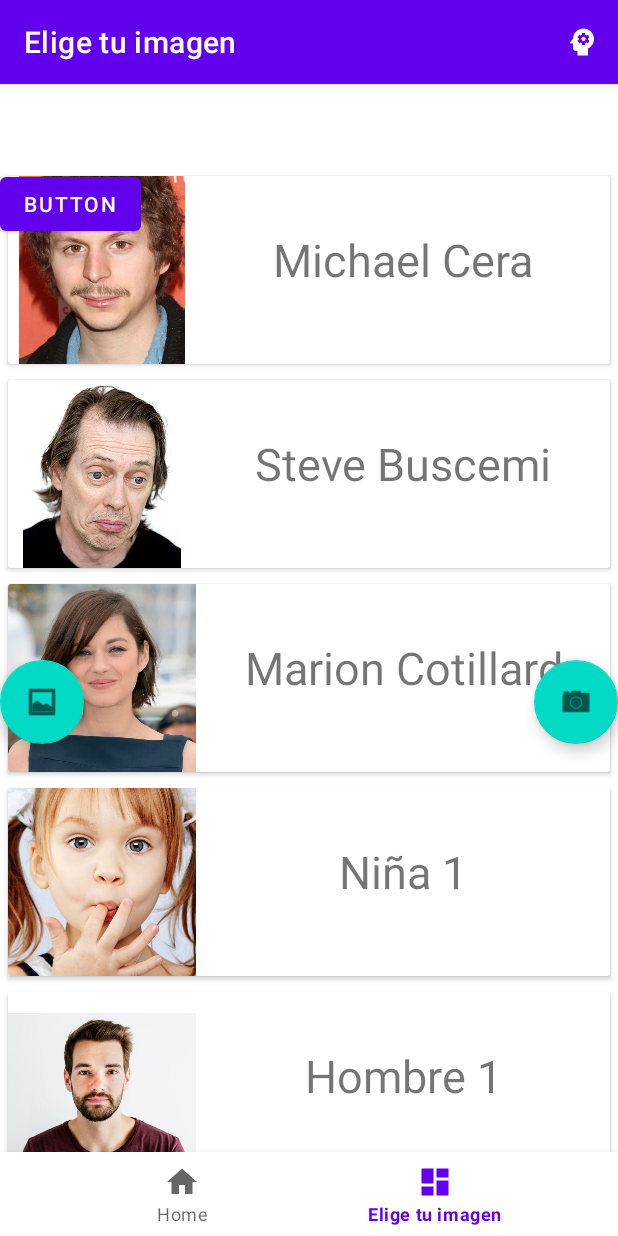
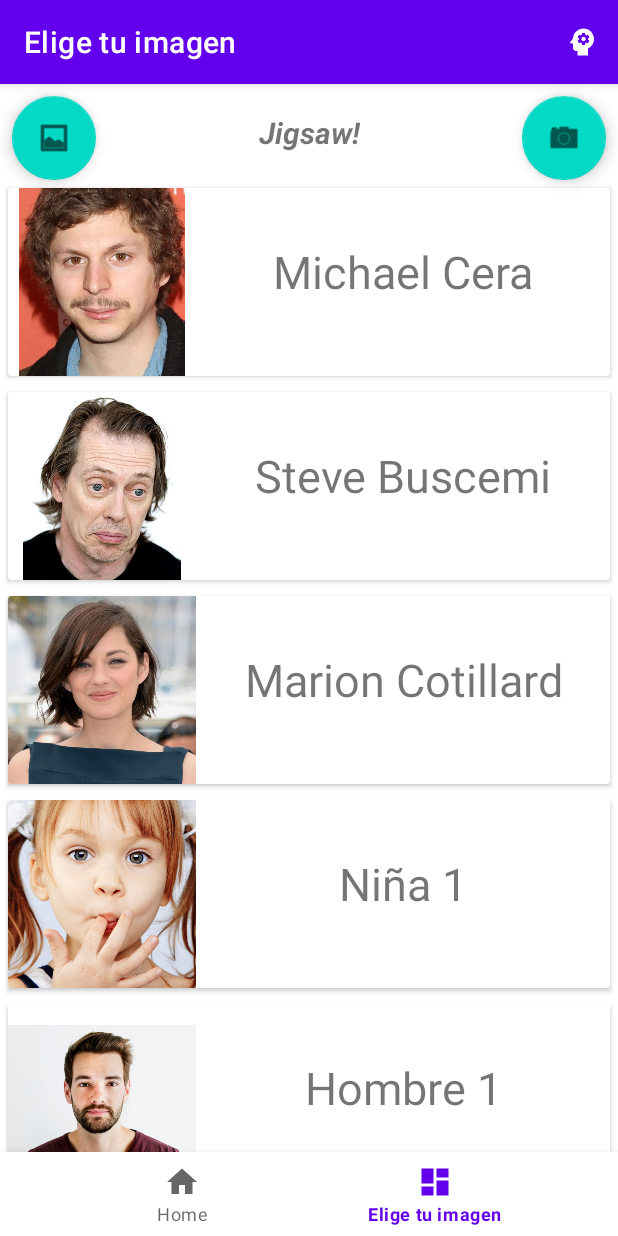
Before and after one commit to combluotion/JigsawV2, an Android app: the DashboardFragment screen opened through its navigation route, on a phone screen of 412 x 824 dp. Run offline under Robolectric (Android 15) with nearby library versions, the phone set to English and light mode, and no system bars; our stand-ins replace navigation-ui; libraries missing offline, so code that uses them is left out: com.afollestad.materialdialogs.

Commit message:
Fix overall design details of ConstraintLayout

```diff
--- a/app/src/main/java/com/uocp8/jigsawv2/ui/dashboard/DashboardFragment.java
+++ b/app/src/main/java/com/uocp8/jigsawv2/ui/dashboard/DashboardFragment.java
@@ -76,13 +76,13 @@ public class DashboardFragment extends Fragment {
         binding = FragmentDashboardBinding.inflate(inflater, container, false);
         View root = binding.getRoot();
 
-        final TextView textView = binding.textDashboard;
+        /*final TextView textView = binding.textDashboard;
         dashboardViewModel.getText().observe(getViewLifecycleOwner(), new Observer<String>() {
             @Override
             public void onChanged(@Nullable String s) {
                 textView.setText(s);
             }
-        });
+        });*/
 
         return root;
     }
--- a/app/src/main/res/layout/activity_main.xml
+++ b/app/src/main/res/layout/activity_main.xml
@@ -4,21 +4,20 @@
     xmlns:tools="http://schemas.android.com/tools"
     android:id="@+id/container"
     android:layout_width="match_parent"
-    android:layout_height="match_parent"
-    android:paddingTop="?attr/actionBarSize">
+    android:layout_height="match_parent">
+    <!--android:paddingTop="?attr/actionBarSize"-->
 
     <fragment
         android:id="@+id/nav_host_fragment_activity_main"
         android:name="androidx.navigation.fragment.NavHostFragment"
-        android:layout_width="match_parent"
-        android:layout_height="match_parent"
+        android:layout_width="0dp"
+        android:layout_height="0dp"
         app:defaultNavHost="true"
         app:layout_constraintBottom_toTopOf="@+id/nav_view"
-        app:layout_constraintHorizontal_bias="0.0"
+        app:layout_constraintHorizontal_bias="1.0"
         app:layout_constraintLeft_toLeftOf="parent"
         app:layout_constraintRight_toRightOf="parent"
         app:layout_constraintTop_toTopOf="parent"
-        app:layout_constraintVertical_bias="0.0"
         app:navGraph="@navigation/mobile_navigation" />
 
     <com.google.android.material.bottomnavigation.BottomNavigationView
@@ -33,13 +32,7 @@
         app:layout_constraintRight_toRightOf="parent"
         app:menu="@menu/bottom_nav_menu" />
 
-    <Button
-        android:id="@+id/button"
-        android:layout_width="wrap_content"
-        android:layout_height="wrap_content"
-        android:text="Button"
-        tools:layout_editor_absoluteX="284dp"
-        tools:layout_editor_absoluteY="549dp" />
+
 
 
 </androidx.constraintlayout.widget.ConstraintLayout>
--- a/app/src/main/res/layout/fragment_dashboard.xml
+++ b/app/src/main/res/layout/fragment_dashboard.xml
@@ -11,11 +11,12 @@
         android:id="@+id/openCamera"
         android:layout_width="wrap_content"
         android:layout_height="wrap_content"
+        android:layout_marginTop="8dp"
+        android:layout_marginEnd="8dp"
         android:clickable="true"
         android:contentDescription="Botón para abrir la cámara"
         android:focusable="true"
         android:src="@android:drawable/ic_menu_camera"
-        app:layout_constraintBottom_toBottomOf="parent"
         app:layout_constraintEnd_toEndOf="parent"
         app:layout_constraintTop_toTopOf="parent" />
 
@@ -23,38 +24,38 @@
         android:id="@+id/galleryRun"
         android:layout_width="wrap_content"
         android:layout_height="wrap_content"
+        android:layout_marginStart="8dp"
+        android:layout_marginTop="8dp"
         android:clickable="true"
         android:contentDescription="Botón para gallery run"
         android:focusable="true"
         android:src="@android:drawable/ic_menu_gallery"
-        app:layout_constraintBottom_toBottomOf="parent"
         app:layout_constraintStart_toStartOf="parent"
         app:layout_constraintTop_toTopOf="parent" />
 
-    <TextView
-        android:id="@+id/text_dashboard"
-        android:layout_width="match_parent"
-        android:layout_height="wrap_content"
-
-        android:textAlignment="center"
-        android:textSize="20sp"
+    <androidx.recyclerview.widget.RecyclerView
+        android:id="@+id/recyclerPicture"
+        android:layout_width="0dp"
+        android:layout_height="0dp"
         app:layout_constraintBottom_toBottomOf="parent"
         app:layout_constraintEnd_toEndOf="parent"
-        app:layout_constraintHorizontal_bias="0.0"
         app:layout_constraintStart_toStartOf="parent"
-        app:layout_constraintTop_toTopOf="parent"
-        app:layout_constraintVertical_bias="0.961" />
-
-    <androidx.recyclerview.widget.RecyclerView
-        android:id="@+id/recyclerPicture"
-        android:layout_width="match_parent"
-        android:layout_height="0dp"
-        app:layout_constraintBottom_toTopOf="@+id/text_dashboard"
-        app:layout_constraintTop_toTopOf="parent">
+        app:layout_constraintTop_toBottomOf="@+id/galleryRun">
 
     </androidx.recyclerview.widget.RecyclerView>
 
-
+    <TextView
+        android:id="@+id/textView"
+        android:layout_width="wrap_content"
+        android:layout_height="wrap_content"
+        android:elegantTextHeight="false"
+        android:text="Jigsaw!"
+        android:textSize="20sp"
+        android:textStyle="bold|italic"
+        app:layout_constraintBottom_toTopOf="@+id/recyclerPicture"
+        app:layout_constraintEnd_toStartOf="@+id/openCamera"
+        app:layout_constraintStart_toEndOf="@+id/galleryRun"
+        app:layout_constraintTop_toTopOf="parent" />
 
 
 </androidx.constraintlayout.widget.ConstraintLayout>
--- a/app/src/main/res/layout/fragment_home.xml
+++ b/app/src/main/res/layout/fragment_home.xml
@@ -8,8 +8,8 @@
 
     <ListView
         android:id="@+id/score_list"
-        android:layout_width="392dp"
-        android:layout_height="492dp"
+        android:layout_width="0dp"
+        android:layout_height="0dp"
         android:divider="@color/purple_700"
         android:dividerHeight="1dp"
         android:textAlignment="gravity"
@@ -19,18 +19,18 @@
         app:layout_constraintEnd_toEndOf="parent"
         app:layout_constraintHorizontal_bias="0.473"
         app:layout_constraintStart_toStartOf="parent"
-        app:layout_constraintTop_toTopOf="parent"
-        app:layout_constraintVertical_bias="0.644" />
+        app:layout_constraintTop_toBottomOf="@+id/imageView2" />
 
     <ImageView
         android:id="@+id/imageView2"
         android:layout_width="wrap_content"
         android:layout_height="wrap_content"
+        android:layout_marginTop="8dp"
         android:src="@drawable/score"
         app:layout_constraintEnd_toEndOf="parent"
         app:layout_constraintHorizontal_bias="0.492"
         app:layout_constraintStart_toStartOf="parent"
-        tools:layout_editor_absoluteY="25dp"
+        app:layout_constraintTop_toTopOf="parent"
         tools:ignore="MissingConstraints" />
 
 
```
